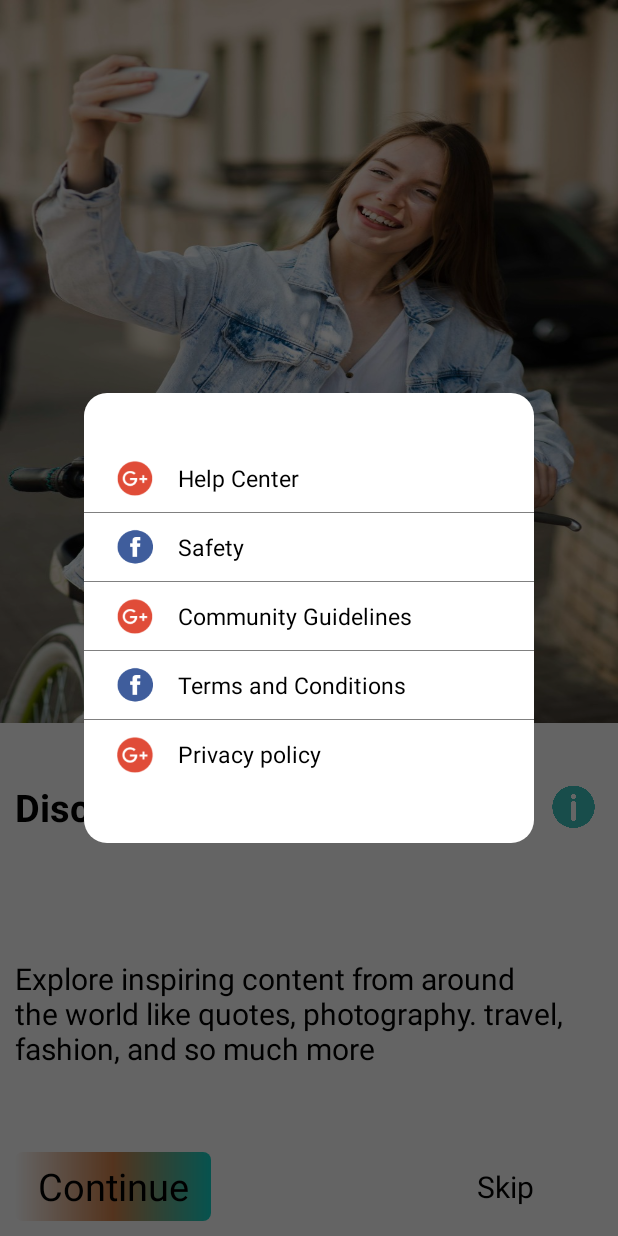
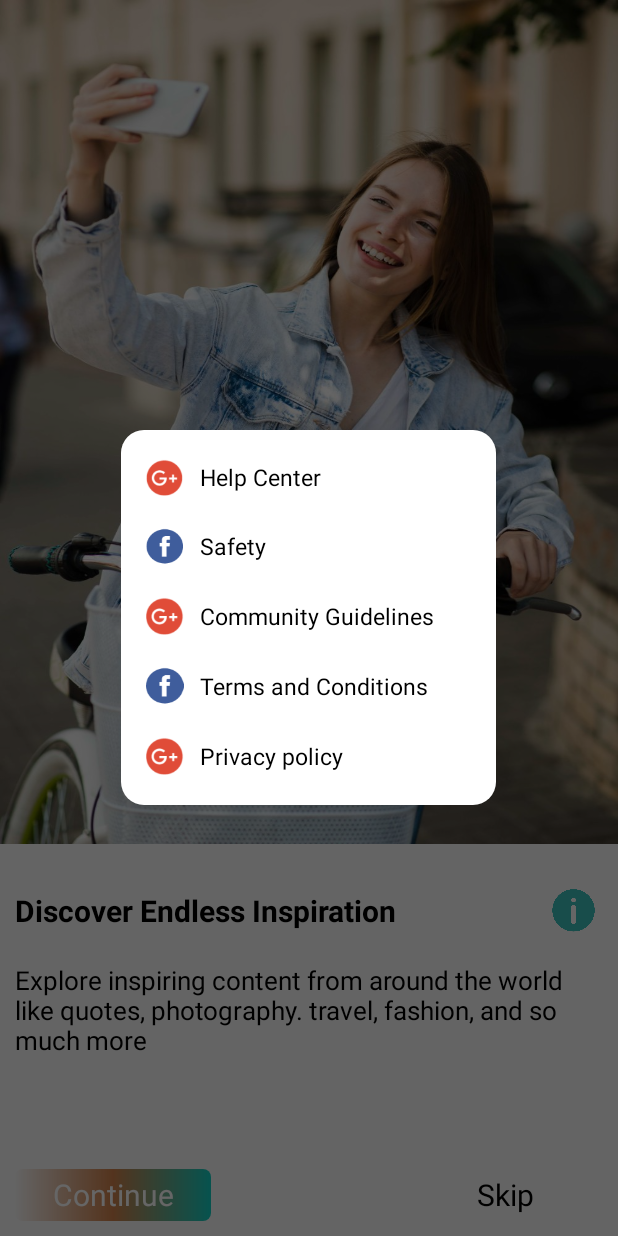
Before and after one commit to IbrarTanim/MyChatApp, an Android app: the LandingActivity screen opened directly, with no data from a screen before it, after a tap on an icon or button, on a phone screen of 412 x 824 dp. Run offline under Robolectric (Android 15) with nearby library versions, the phone set to English and light mode, and no system bars.

```diff
--- a/app/src/main/res/layout/activity_landing.xml
+++ b/app/src/main/res/layout/activity_landing.xml
@@ -3,8 +3,8 @@
     xmlns:app="http://schemas.android.com/apk/res-auto"
     xmlns:tools="http://schemas.android.com/tools"
     android:layout_width="match_parent"
-    android:layout_height="match_parent">
-
+    android:layout_height="match_parent"
+    android:fitsSystemWindows="true">
 
     <LinearLayout
         android:layout_width="match_parent"
@@ -12,11 +12,10 @@
         android:orientation="vertical"
         android:weightSum="10">
 
-
         <ImageView
             android:layout_width="match_parent"
             android:layout_height="0dp"
-            android:layout_weight="6"
+            android:layout_weight="7"
             android:background="@color/transparent"
             android:scaleType="fitXY"
             android:src="@mipmap/taking_photo" />
@@ -25,7 +24,7 @@
             android:layout_width="match_parent"
             android:layout_height="0dp"
             android:layout_margin="@dimen/ten"
-            android:layout_weight="4"
+            android:layout_weight="3"
             android:orientation="vertical"
             android:weightSum="7">
 
@@ -43,7 +42,7 @@
                     android:gravity="center|left"
                     android:text="Discover Endless Inspiration"
                     android:textColor="@color/black"
-                    android:textSize="25dp"
+                    android:textSize="20dp"
                     android:textStyle="bold" />
 
 
@@ -51,9 +50,9 @@
                     android:id="@+id/ivInfo"
                     android:layout_width="@dimen/zero"
                     android:layout_height="match_parent"
-                    android:padding="@dimen/five"
                     android:layout_weight="1"
                     android:background="@color/transparent"
+                    android:padding="@dimen/five"
                     android:scaleType="fitCenter"
                     android:src="@mipmap/info_icon" />
 
@@ -63,10 +62,10 @@
                 android:layout_width="match_parent"
                 android:layout_height="0dp"
                 android:layout_weight="4"
-                android:gravity="center|left"
+                android:gravity="top"
                 android:text="Explore inspiring content from around the world like quotes, photography. travel, fashion, and so much more "
                 android:textColor="@color/black"
-                android:textSize="20dp" />
+                android:textSize="17dp" />
 
             <LinearLayout
                 android:layout_width="match_parent"
@@ -82,8 +81,8 @@
                     android:background="@drawable/gradientbackground"
                     android:gravity="center"
                     android:text="Continue"
-                    android:textColor="@color/black"
-                    android:textSize="25dp" />
+                    android:textColor="@color/white"
+                    android:textSize="20dp" />
 
                 <View
                     android:layout_width="0dp"
--- a/app/src/main/res/layout/info_dialog.xml
+++ b/app/src/main/res/layout/info_dialog.xml
@@ -2,20 +2,20 @@
 <android.support.constraint.ConstraintLayout xmlns:android="http://schemas.android.com/apk/res/android"
     xmlns:app="http://schemas.android.com/apk/res-auto"
     xmlns:tools="http://schemas.android.com/tools"
-    android:layout_width="300dp"
-    android:layout_height="300dp"
+    android:layout_width="250dp"
+    android:layout_height="250dp"
     android:background="@drawable/forget_password_dialog_bg">
 
     <LinearLayout
         android:layout_width="match_parent"
         android:layout_height="match_parent"
         android:orientation="vertical"
-        android:weightSum="7.12">
+        android:weightSum="5.5">
 
         <View
             android:layout_width="match_parent"
             android:layout_height="0dp"
-            android:layout_weight="1" />
+            android:layout_weight="0.25" />
 
         <LinearLayout
             android:layout_width="match_parent"
@@ -49,11 +49,11 @@
         </LinearLayout>
 
 
-        <View
+        <!--<View
             android:layout_width="match_parent"
             android:layout_height="0dp"
             android:layout_weight="0.03"
-            android:background="@color/gray" />
+            android:background="@color/gray" />-->
 
 
         <LinearLayout
@@ -88,11 +88,11 @@
         </LinearLayout>
 
 
-        <View
+       <!-- <View
             android:layout_width="match_parent"
             android:layout_height="0dp"
             android:layout_weight="0.03"
-            android:background="@color/gray" />
+            android:background="@color/gray" />-->
 
 
         <LinearLayout
@@ -127,11 +127,11 @@
         </LinearLayout>
 
 
-        <View
+        <!--<View
             android:layout_width="match_parent"
             android:layout_height="0dp"
             android:layout_weight="0.03"
-            android:background="@color/gray" />
+            android:background="@color/gray" />-->
 
 
         <LinearLayout
@@ -166,11 +166,11 @@
         </LinearLayout>
 
 
-        <View
+        <!--<View
             android:layout_width="match_parent"
             android:layout_height="0dp"
             android:layout_weight="0.03"
-            android:background="@color/gray" />
+            android:background="@color/gray" />-->
 
 
         <LinearLayout
@@ -208,7 +208,7 @@
         <View
             android:layout_width="match_parent"
             android:layout_height="0dp"
-            android:layout_weight="1" />
+            android:layout_weight="0.25" />
 
     </LinearLayout>
 
--- a/app/src/main/res/values/styles.xml
+++ b/app/src/main/res/values/styles.xml
@@ -37,7 +37,9 @@
         <item name="windowActionBar">false</item>
         <item name="android:windowFullscreen">false</item>
         <item name="android:windowContentOverlay">@null</item>
-        <item name="android:statusBarColor">#FFFFFF</item>
+        <item name="android:windowTranslucentStatus">true</item>
+        <item name="android:statusBarColor">@android:color/transparent</item>
+        <item name="android:windowTranslucentNavigation">false</item>
 
     </style>
 
```
Also changed, not shown: app/src/main/res/layout/activity_login.xml (+4 -3 lines), app/src/main/res/layout/forget_password_dialog.xml (+11 -11 lines).
